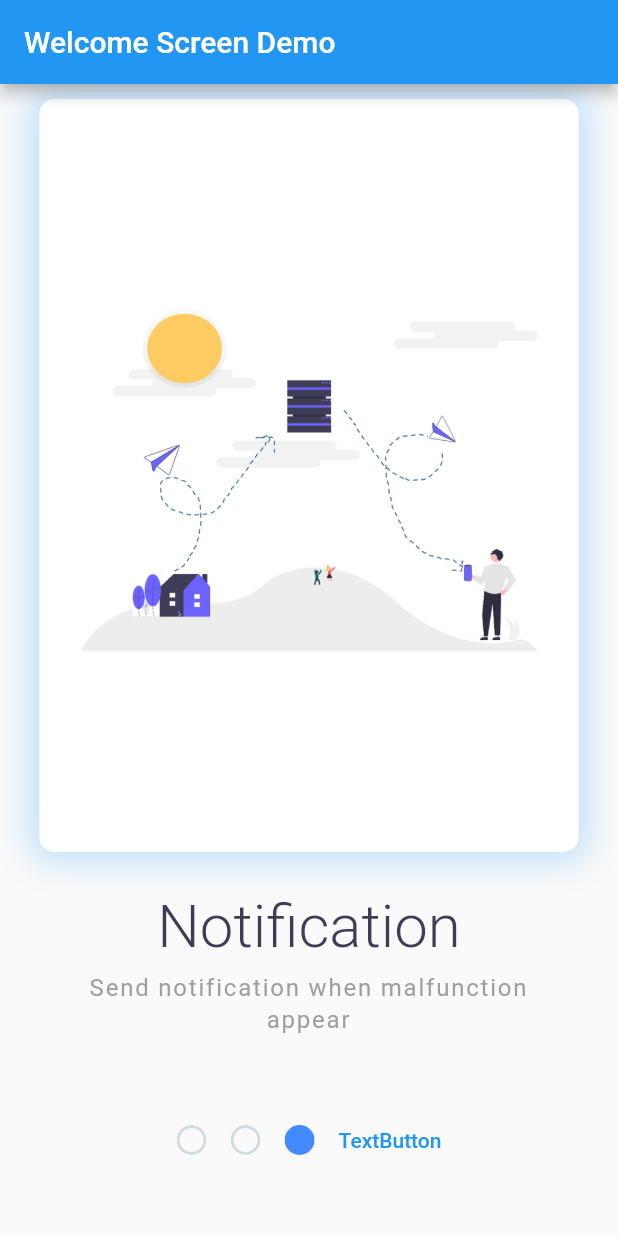
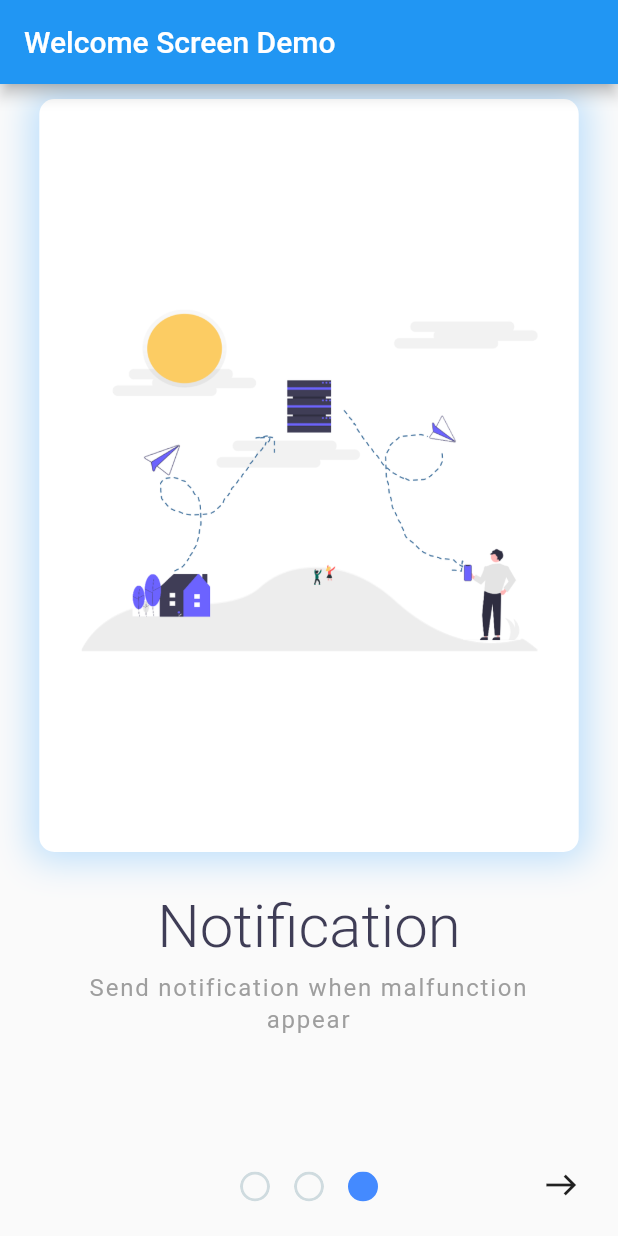
Before and after one commit to MAJK1988/Flutter-Welcome-Page, a Flutter app: the screen it shows after launch, swiped to page 3, on a phone screen of 412 x 824 dp. Run offline on Flutter 3.47's test engine with Material 2 defaults, Android fonts, the phone set to English and light mode, and no system bars.

Commit message:
update pointeur and skip icon

```diff
--- a/lib/items.dart
+++ b/lib/items.dart
@@ -1,7 +1,7 @@
 List items = [
   {
     "header": "Description",
-    "description": "Real time online monitoring of power electric consumption",
+    "description": "Real time monitoring of electric power consumption",
     "image": "assets/images/1.PNG"
   },
   {
--- a/lib/my_home_page.dart
+++ b/lib/my_home_page.dart
@@ -113,7 +113,24 @@ class _MyHomePageState extends State<MyHomePage> {
                   });
                   return slideView(index);
                 }),
-            Pointer(index: pageIndex, length: items.length)
+            Pointer(index: pageIndex, length: items.length),
+            if (pageIndex == items.length - 1)
+              Positioned(
+                  left: MediaQuery.of(context).size.width * 0.85,
+                  bottom: 10,
+                  child: Column(
+                    mainAxisSize: MainAxisSize.min,
+                    children: <Widget>[
+                      IconButton(
+                        icon: const Icon(Icons.east),
+                        tooltip: 'Increase volume by 10',
+                        onPressed: () {
+                          setState(() {});
+                        },
+                      ),
+                      //Text('Volume ')
+                    ],
+                  ))
           ],
         ));
   }
--- a/lib/pointer.dart
+++ b/lib/pointer.dart
@@ -17,7 +17,7 @@ class _PointerState extends State<Pointer> {
   @override
   Widget build(BuildContext context) {
     return Positioned(
-      bottom: 40,
+      bottom: 15,
       width: MediaQuery.of(context).size.width,
       child: Row(
         mainAxisAlignment: MainAxisAlignment.center,
@@ -41,17 +41,19 @@ class _PointerState extends State<Pointer> {
                 ),
               ),
             ),
-          if (widget.index == widget.length - 1)
-            Align(
-                alignment: Alignment.topRight,
-                child: TextButton(
-                  onPressed: () {},
-                  child: Text('TextButton'),
-                ))
-          else
-            const SizedBox.shrink()
         ],
       ),
     );
+    /*if (widget.index == widget.length - 1)
+          Align(
+              alignment: Alignment.bottomRight,
+              child: TextButton(
+                onPressed: () {},
+                child: Text('TextButton'),
+              ))
+        else
+          const SizedBox.shrink()
+      ],
+    );*/
   }
 }
```
